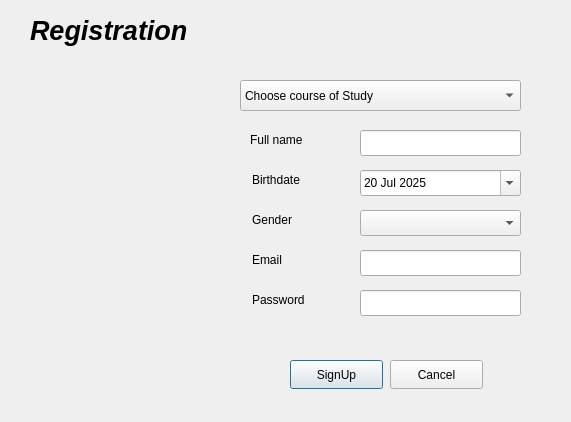
Before: the Qt Designer form registration_dialog.ui in SandrAdora/GPA_Calculator, drawn with Qt 5.
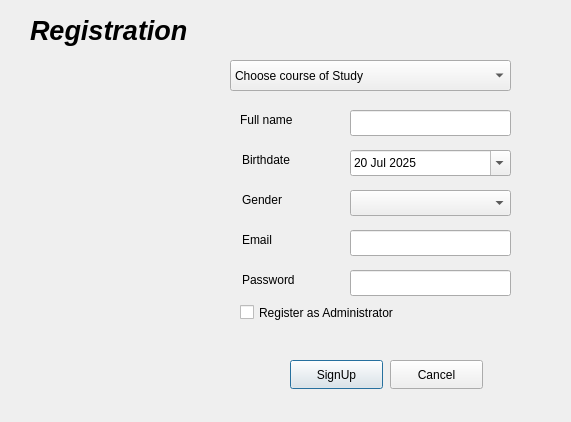
After: the same form once the commit is applied. Icons and pictures are not drawn.

Commit message: updated admin class, added a new admin profile, updated mysqlite class and student class

```diff
--- a/registration_dialog.ui
+++ b/registration_dialog.ui
@@ -16,10 +16,10 @@
   <widget class="QWidget" name="widget" native="true">
    <property name="geometry">
     <rect>
-     <x>230</x>
-     <y>60</y>
-     <width>321</width>
-     <height>271</height>
+     <x>220</x>
+     <y>40</y>
+     <width>331</width>
+     <height>291</height>
     </rect>
    </property>
    <widget class="QComboBox" name="comboBox_courses">
@@ -171,6 +171,19 @@
      </rect>
     </property>
    </widget>
+   <widget class="QCheckBox" name="checkBox_reg_as_admin">
+    <property name="geometry">
+     <rect>
+      <x>20</x>
+      <y>260</y>
+      <width>161</width>
+      <height>25</height>
+     </rect>
+    </property>
+    <property name="text">
+     <string>Register as Administrator</string>
+    </property>
+   </widget>
   </widget>
   <widget class="QLabel" name="label_registration">
    <property name="geometry">
```
The commit also changes 20 other files.
